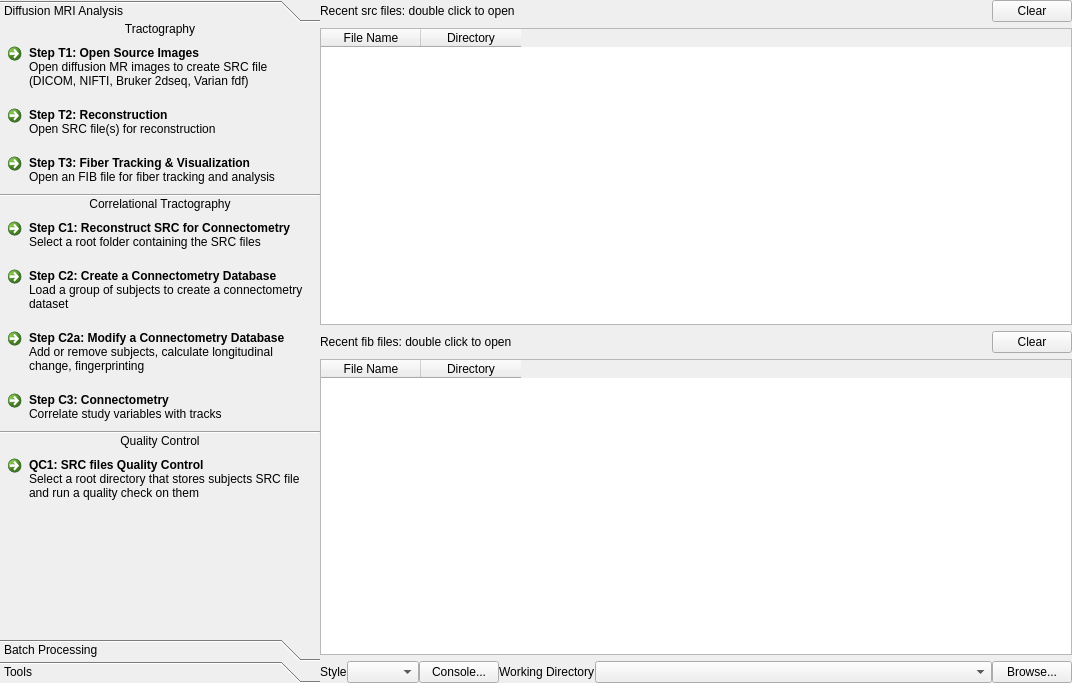
Above: mainwindow.ui from frankyeh/DSI-Studio before the change. Below: the same form after it.
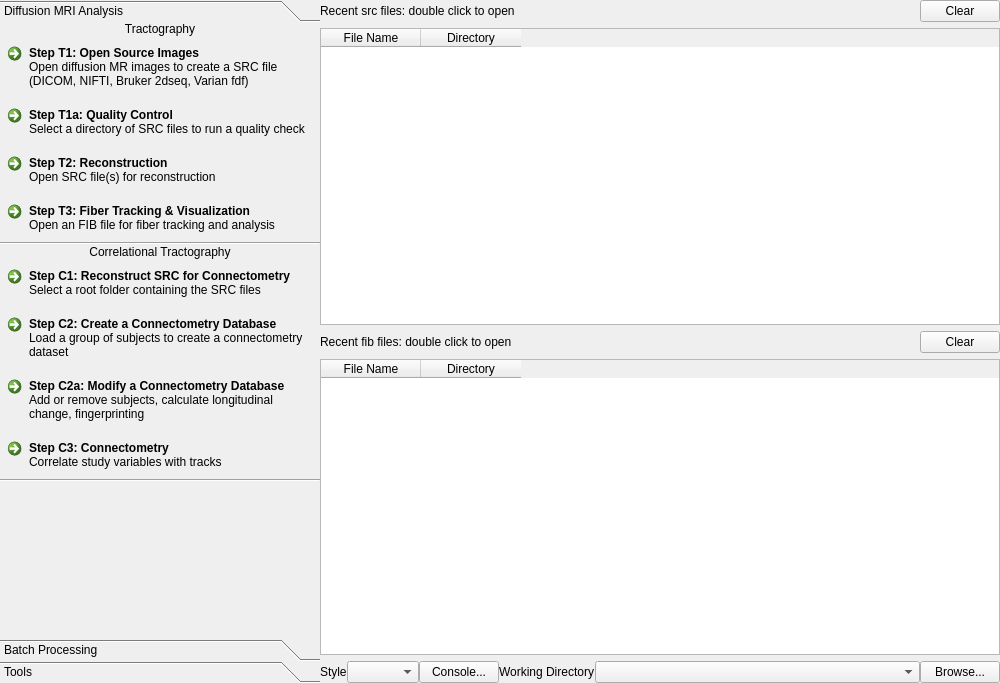
That is the form after the change. Icons and pictures are not drawn.

Patch:
```diff
--- a/mainwindow.ui
+++ b/mainwindow.ui
@@ -6,7 +6,7 @@
    <rect>
     <x>0</x>
     <y>0</y>
-    <width>1072</width>
+    <width>1000</width>
     <height>683</height>
    </rect>
   </property>
@@ -119,11 +119,21 @@
            <string>Step T1: Open Source Images</string>
           </property>
           <property name="description">
-           <string>Open diffusion MR images to create SRC file
+           <string>Open diffusion MR images to create a SRC file
 (DICOM, NIFTI, Bruker 2dseq, Varian fdf) </string>
           </property>
          </widget>
         </item>
+        <item>
+         <widget class="QCommandLinkButton" name="SRC_qc">
+          <property name="text">
+           <string>Step T1a: Quality Control</string>
+          </property>
+          <property name="description">
+           <string>Select a directory of SRC files to run a quality check</string>
+          </property>
+         </widget>
+        </item>
         <item>
          <widget class="QCommandLinkButton" name="Reconstruction">
           <property name="text">
@@ -209,26 +219,6 @@
           </property>
          </widget>
         </item>
-        <item>
-         <widget class="QLabel" name="label_10">
-          <property name="text">
-           <string>Quality Control</string>
-          </property>
-          <property name="alignment">
-           <set>Qt::AlignCenter</set>
-          </property>
-         </widget>
-        </item>
-        <item>
-         <widget class="QCommandLinkButton" name="SRC_qc">
-          <property name="text">
-           <string>QC1: SRC files Quality Control</string>
-          </property>
-          <property name="description">
-           <string>Select a root directory that stores subjects SRC file and run a quality check on them</string>
-          </property>
-         </widget>
-        </item>
         <item>
          <spacer name="verticalSpacer_4">
           <property name="orientation">
```
Left out of the diff: 7 changed lines with no effect on the pictures.
